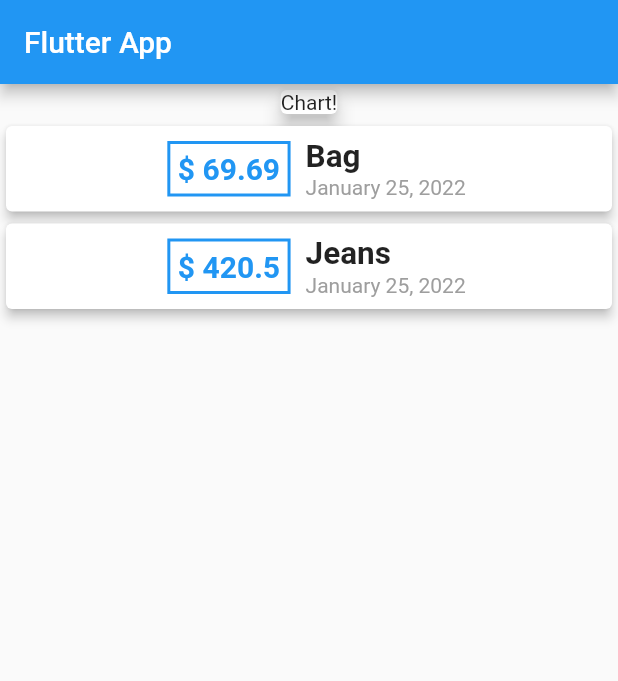
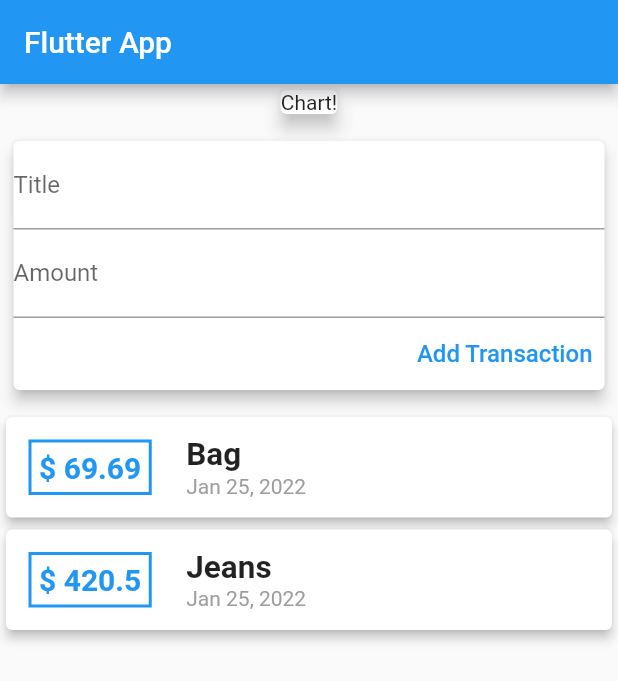
Before and after one commit to Toxicann/Expenses_Planner, a Flutter app: the screen it shows after launch, on a phone screen of 412 x 824 dp. Shown: the top 681 px of the screen. Run offline on Flutter 3.47's test engine with Material 2 defaults, Android fonts, the phone set to English and light mode, and no system bars.

Commit message:
seperated widgets for transaction

```diff
--- a/lib/main.dart
+++ b/lib/main.dart
@@ -1,16 +1,17 @@
 import 'package:flutter/material.dart';
-import 'package:intl/intl.dart';
 
-import './transactions.dart';
+import './widgets/user_transaction.dart';
 
 void main() {
-  runApp(MyApp());
+  runApp(const MyApp());
 }
 
 class MyApp extends StatelessWidget {
+  const MyApp({Key? key}) : super(key: key);
+
   @override
   Widget build(BuildContext context) {
-    return MaterialApp(
+    return const MaterialApp(
       title: 'Flutter Demo',
       home: MyHomePage(),
     );
@@ -18,10 +19,7 @@ class MyApp extends StatelessWidget {
 }
 
 class MyHomePage extends StatelessWidget {
-  List<Transactions> transactions = [
-    Transactions(id: 1, title: 'Bag', amount: 69.69, date: DateTime.now()),
-    Transactions(id: 2, title: 'Jeans', amount: 420.50, date: DateTime.now())
-  ];
+  const MyHomePage({Key? key}) : super(key: key);
 
   @override
   Widget build(BuildContext context) {
@@ -34,62 +32,15 @@ class MyHomePage extends StatelessWidget {
         child: Column(
           mainAxisAlignment: MainAxisAlignment.start,
           crossAxisAlignment: CrossAxisAlignment.center,
-            children: <Widget>[
-              const Card(
+          children: const <Widget>[
+            Card(
               child: Text("Chart!"),
               elevation: 5,
             ),
-              Column(
-                children: transactions.map(
-                  (e) {
-                    return Card(
-                      elevation: 3,
-                      child: Row(
-                        mainAxisAlignment: MainAxisAlignment.center,
-                        children: [
-                          Container(
-                            margin: const EdgeInsets.all(10.0),
-                            padding: const EdgeInsets.all(5.0),
-                            decoration: BoxDecoration(
-                              border: Border.all(
-                                width: 2.0,
-                                color: Colors.blue,
+            UserTransaction()
+          ],
         ),
       ),
-                            child: Text(
-                              '\$ ${e.amount}',
-                              style: const TextStyle(
-                                fontSize: 20,
-                                color: Colors.blue,
-                                fontWeight: FontWeight.bold,
-                              ),
-                            ),
-                          ),
-                          Column(
-                            crossAxisAlignment: CrossAxisAlignment.start,
-                            children: [
-                              Text(
-                                e.title,
-                                style: const TextStyle(
-                                  fontSize: 21,
-                                  fontWeight: FontWeight.bold,
-                                ),
-                              ),
-                              Text(
-                                DateFormat.yMMMMd().format(e.date),
-                                // e.date.toString(),
-                                style: const TextStyle(color: Colors.grey),
-                              ),
-                            ],
-                          )
-                        ],
-                      ),
     );
-                  },
-                ).toList(),
-              )
-            ],
-          ),
-        ));
   }
 }
--- a/lib/transactions.dart
+++ b/lib/models/transactions.dart
@@ -1,5 +1,5 @@
 class Transactions {
-  int id;
+  String id;
   String title;
   double amount;
   DateTime date;
--- /dev/null
+++ b/lib/widgets/new_transaction.dart
@@ -0,0 +1,47 @@
+import 'package:flutter/material.dart';
+
+class NewTransaction extends StatelessWidget {
+  final titleController = TextEditingController();
+  final amountController = TextEditingController();
+
+  final newTransaction;
+  NewTransaction(this.newTransaction);
+
+  @override
+  Widget build(BuildContext context) {
+    return Container(
+      padding: const EdgeInsets.all(5),
+      margin: const EdgeInsets.symmetric(vertical: 5),
+      child: Card(
+        elevation: 4,
+        child: Column(
+          crossAxisAlignment: CrossAxisAlignment.end,
+          children: [
+            TextField(
+              decoration: const InputDecoration(
+                label: Text('Title'),
+              ),
+              controller: titleController,
+            ),
+            TextField(
+              decoration: const InputDecoration(
+                label: Text('Amount'),
+              ),
+              controller: amountController,
+            ),
+            TextButton(
+              onPressed: () => newTransaction(
+                titleController.text,
+                double.parse(amountController.text),
+              ),
+              child: const Text(
+                'Add Transaction',
+                style: TextStyle(color: Colors.blue, fontSize: 16),
+              ),
+            ),
+          ],
+        ),
+      ),
+    );
+  }
+}
--- /dev/null
+++ b/lib/widgets/transaction_list.dart
@@ -0,0 +1,62 @@
+import 'package:expense_planner/models/transactions.dart';
+import 'package:flutter/material.dart';
+import 'package:intl/intl.dart';
+
+class TransactionList extends StatelessWidget {
+  final List<Transactions> transactions;
+  TransactionList(this.transactions);
+
+  @override
+  Widget build(BuildContext context) {
+    return Column(
+      children: transactions.map(
+        (e) {
+          return Card(
+            elevation: 3,
+            child: Row(
+              children: [
+                Container(
+                  margin: const EdgeInsets.all(15.0),
+                  padding: const EdgeInsets.all(5.0),
+                  decoration: BoxDecoration(
+                    border: Border.all(
+                      width: 2.0,
+                      color: Colors.blue,
+                    ),
+                  ),
+                  child: Text(
+                    '\$ ${e.amount}',
+                    style: const TextStyle(
+                      fontSize: 20,
+                      color: Colors.blue,
+                      fontWeight: FontWeight.bold,
+                    ),
+                  ),
+                ),
+                const SizedBox(
+                  width: 8,
+                ),
+                Column(
+                  crossAxisAlignment: CrossAxisAlignment.start,
+                  children: [
+                    Text(
+                      e.title,
+                      style: const TextStyle(
+                        fontSize: 21,
+                        fontWeight: FontWeight.bold,
+                      ),
+                    ),
+                    Text(
+                      DateFormat.yMMMd().format(e.date),
+                      style: const TextStyle(color: Colors.grey),
+                    ),
+                  ],
+                )
+              ],
+            ),
+          );
+        },
+      ).toList(),
+    );
+  }
+}
--- /dev/null
+++ b/lib/widgets/user_transaction.dart
@@ -0,0 +1,52 @@
+import 'package:flutter/material.dart';
+
+import './transaction_list.dart';
+import './new_transaction.dart';
+import '../models/transactions.dart';
+
+class UserTransaction extends StatefulWidget {
+  const UserTransaction({Key? key}) : super(key: key);
+
+  @override
+  _UserTransactionState createState() => _UserTransactionState();
+}
+
+class _UserTransactionState extends State<UserTransaction> {
+  final List<Transactions> _userTransactions = [
+    Transactions(
+      id: '1',
+      title: 'Bag',
+      amount: 69.69,
+      date: DateTime.now(),
+    ),
+    Transactions(
+      id: '2',
+      title: 'Jeans',
+      amount: 420.50,
+      date: DateTime.now(),
+    )
+  ];
+
+  void _addNewTransactions(String txTitle, double txAmount) {
+    final tx = Transactions(
+      id: DateTime.now().toString(),
+      title: txTitle,
+      amount: txAmount,
+      date: DateTime.now(),
+    );
+
+    setState(() {
+      _userTransactions.add(tx);
+    });
+  }
+
+  @override
+  Widget build(BuildContext context) {
+    return Column(
+      children: [
+        NewTransaction(_addNewTransactions),
+        TransactionList(_userTransactions),
+      ],
+    );
+  }
+}
```
Lines whose indentation alone changed are shown as unchanged.
